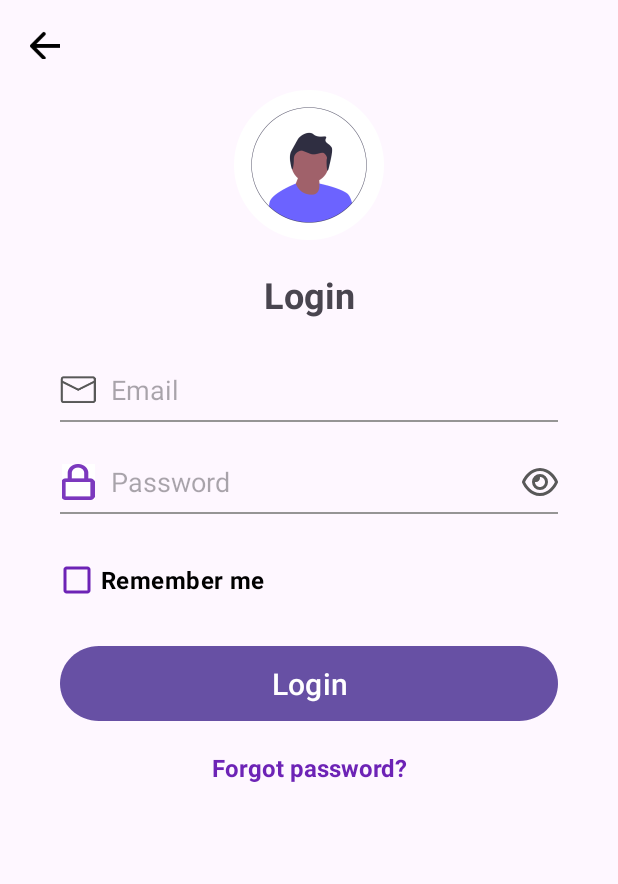
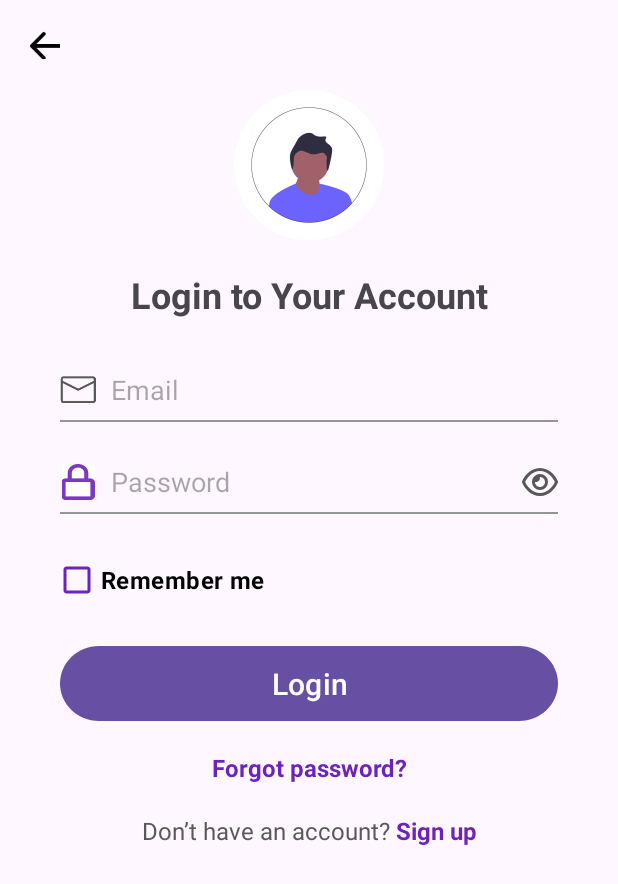
Before and after one commit to rishikeshravi3/Shwift_FrontEnd, an Android app: the LoginActivity screen opened directly, with no data from a screen before it, on a phone screen of 412 x 824 dp. Shown: the top 884 px of the screen. Run offline under Robolectric (Android 15) with nearby library versions, the phone set to English and light mode, and no system bars.

Commit message:
create account and login activity changes

```diff
--- a/app/src/main/res/layout/activity_login.xml
+++ b/app/src/main/res/layout/activity_login.xml
@@ -26,7 +26,7 @@
         android:layout_width="240dp"
         android:layout_height="40dp"
         android:layout_marginTop="20dp"
-        android:text="@string/login"
+        android:text="@string/login_to_your_account"
         android:textSize="24sp"
         android:layout_gravity="center"
         android:textStyle="bold"
@@ -128,4 +128,17 @@
         android:textColor="@color/purple"
         android:textAlignment="center"/>
 
+    <TextView
+        android:id="@+id/go_to_create_account"
+        android:layout_width="match_parent"
+        android:layout_height="wrap_content"
+        android:layout_marginHorizontal="40dp"
+        android:layout_marginTop="20dp"
+        android:text="@string/don_t_have_account_sign_up"
+        android:textAlignment="center"
+        android:textColor="#585858"
+        android:textSize="16sp"
+        android:gravity="center_horizontal|center"
+        />
+
 </LinearLayout>
--- a/app/src/main/res/values/strings.xml
+++ b/app/src/main/res/values/strings.xml
@@ -7,4 +7,8 @@
     <string name="forgot_password">Forgot password?</string>
     <string name="create_account">Create Account</string>
     <string name="login">Login</string>
+    <string name="confirm_password">Confirm Password</string>
+    <string name="already_have_an_account_sign_in">Already have an account? <b><font color='#6D23B6'>Login</font></b></string>
+    <string name="login_to_your_account">Login to Your Account</string>
+    <string name="don_t_have_account_sign_up">Don’t have an account? <b><font color='#6D23B6'>Sign up</font></b></string>
 </resources>
```
Also changed, not shown: app/src/main/java/com/example/myapplication/CreateAccountActivity.java (+20 -0 lines), app/src/main/res/layout/activity_create_account.xml (+44 -16 lines).
